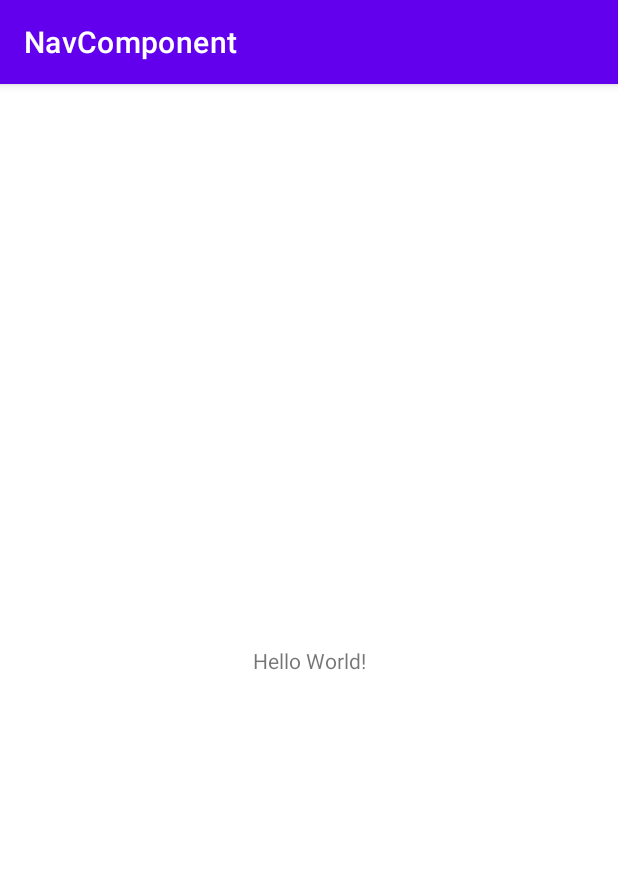
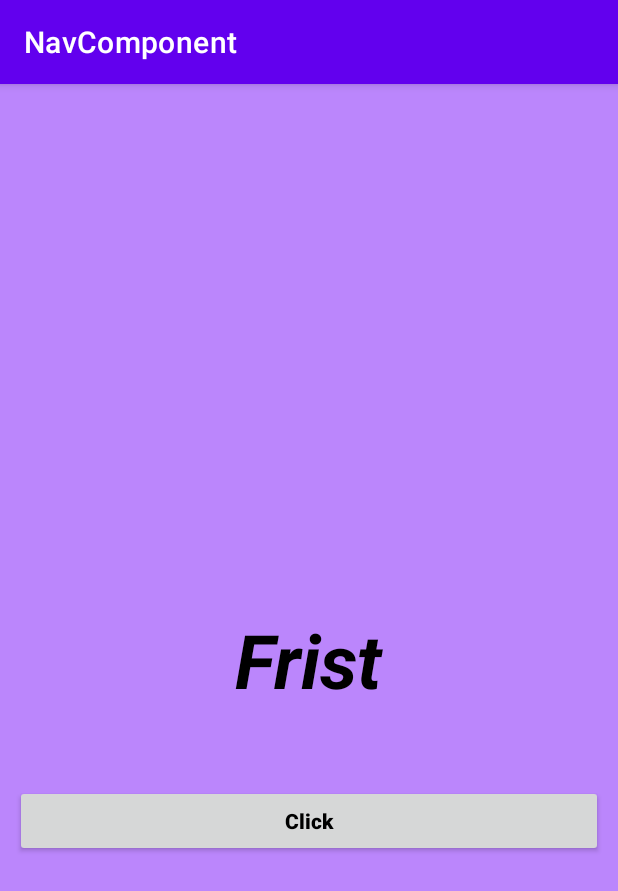
Before and after one commit to VinayTShetty/NavComponent-Kotlin, an Android app: the screen it shows after launch (MainActivity), on a phone screen of 412 x 824 dp. Shown: the top 891 px of the screen. Run offline under Robolectric (Android 15) with nearby library versions, the phone set to English and light mode, and no system bars.

Commit message:
Fragment Transaction Using NavComponent.

```diff
--- /dev/null
+++ b/NavComponentKotlin/app/src/main/java/com/example/navcomponent/Frist.kt
@@ -0,0 +1,25 @@
+package com.example.navcomponent
+
+import android.os.Bundle
+import android.view.LayoutInflater
+import android.view.View
+import android.view.ViewGroup
+import android.widget.Button
+import androidx.fragment.app.Fragment
+import androidx.navigation.Navigation
+
+class Frist : Fragment() {
+    override fun onCreateView(
+        inflater: LayoutInflater,
+        container: ViewGroup?,
+        savedInstanceState: Bundle?
+    ): View? {
+        val view= inflater.inflate(R.layout.fragment_frist, container, false)
+        val fristBtn=view.findViewById<Button>(R.id.fristfragbutton)
+        fristBtn.setOnClickListener {
+            Navigation.findNavController(view).navigate(R.id.action_frist_to_second)
+        }
+        return view
+    }
+
+}
--- a/NavComponentKotlin/app/src/main/res/layout/activity_main.xml
+++ b/NavComponentKotlin/app/src/main/res/layout/activity_main.xml
@@ -1,18 +1,21 @@
 <?xml version="1.0" encoding="utf-8"?>
-<androidx.constraintlayout.widget.ConstraintLayout xmlns:android="http://schemas.android.com/apk/res/android"
+<androidx.constraintlayout.widget.ConstraintLayout
+    xmlns:android="http://schemas.android.com/apk/res/android"
     xmlns:app="http://schemas.android.com/apk/res-auto"
     xmlns:tools="http://schemas.android.com/tools"
     android:layout_width="match_parent"
     android:layout_height="match_parent"
     tools:context=".MainActivity">
 
-    <TextView
-        android:layout_width="wrap_content"
-        android:layout_height="wrap_content"
-        android:text="Hello World!"
+    <androidx.fragment.app.FragmentContainerView
+        android:id="@+id/fragmentContainerView"
+        android:name="androidx.navigation.fragment.NavHostFragment"
+        android:layout_width="match_parent"
+        android:layout_height="match_parent"
+        app:defaultNavHost="true"
         app:layout_constraintBottom_toBottomOf="parent"
-        app:layout_constraintLeft_toLeftOf="parent"
-        app:layout_constraintRight_toRightOf="parent"
-        app:layout_constraintTop_toTopOf="parent" />
-
+        app:layout_constraintEnd_toEndOf="parent"
+        app:layout_constraintStart_toStartOf="parent"
+        app:layout_constraintTop_toTopOf="parent"
+        app:navGraph="@navigation/navigationgraph" />
 </androidx.constraintlayout.widget.ConstraintLayout>
--- /dev/null
+++ b/NavComponentKotlin/app/src/main/res/layout/fragment_frist.xml
@@ -0,0 +1,30 @@
+<?xml version="1.0" encoding="utf-8"?>
+<RelativeLayout xmlns:android="http://schemas.android.com/apk/res/android"
+    android:layout_width="match_parent"
+    android:layout_height="match_parent"
+    android:padding="10dp"
+    android:background="@color/purple_200"
+    >
+
+    <TextView
+        android:id="@+id/fristFragment_textview"
+        android:layout_width="wrap_content"
+        android:layout_height="wrap_content"
+        android:layout_centerInParent="true"
+        android:text="Frist"
+        android:textColor="@color/black"
+        android:textSize="50dp"
+        android:textStyle="bold|italic"></TextView>
+    <androidx.appcompat.widget.AppCompatButton
+        android:id="@+id/fristfragbutton"
+        android:layout_width="match_parent"
+        android:layout_height="wrap_content"
+        android:layout_below="@+id/fristFragment_textview"
+        android:layout_centerInParent="true"
+        android:layout_marginTop="50dp"
+        android:text="Click"
+        android:textAllCaps="false"
+        android:textStyle="bold"
+        android:textColor="@color/black">
+    </androidx.appcompat.widget.AppCompatButton>
+</RelativeLayout>
--- /dev/null
+++ b/NavComponentKotlin/app/src/main/res/navigation/navigationgraph.xml
@@ -0,0 +1,29 @@
+<?xml version="1.0" encoding="utf-8"?>
+<navigation xmlns:android="http://schemas.android.com/apk/res/android"
+    xmlns:app="http://schemas.android.com/apk/res-auto"
+    xmlns:tools="http://schemas.android.com/tools"
+    android:id="@+id/navigationgraph"
+    app:startDestination="@id/frist">
+
+    <fragment
+        android:id="@+id/frist"
+        android:name="com.example.navcomponent.Frist"
+        android:label="fragment_frist"
+        tools:layout="@layout/fragment_frist" >
+        <action
+            android:id="@+id/action_frist_to_second"
+            app:destination="@id/second"
+            app:enterAnim="@android:anim/fade_in"
+            app:exitAnim="@android:anim/fade_out" />
+    </fragment>
+    <fragment
+        android:id="@+id/second"
+        android:name="com.example.navcomponent.Second"
+        android:label="Second" >
+        <action
+            android:id="@+id/action_second_to_frist"
+            app:destination="@id/frist"
+            app:enterAnim="@android:anim/fade_in"
+            app:exitAnim="@android:anim/fade_out" />
+    </fragment>
+</navigation>
--- a/NavComponentKotlin/app/src/main/res/values/strings.xml
+++ b/NavComponentKotlin/app/src/main/res/values/strings.xml
@@ -1,3 +1,5 @@
 <resources>
     <string name="app_name">NavComponent</string>
+    <!-- TODO: Remove or change this placeholder text -->
+    <string name="hello_blank_fragment">Hello blank fragment</string>
 </resources>
```
Also changed, not shown: NavComponentKotlin/app/build.gradle (+11 -0 lines), NavComponentKotlin/app/src/main/java/com/example/navcomponent/Second.kt (added, +24 -0 lines), NavComponentKotlin/app/src/main/res/layout/fragment_second.xml (added, +30 -0 lines).
